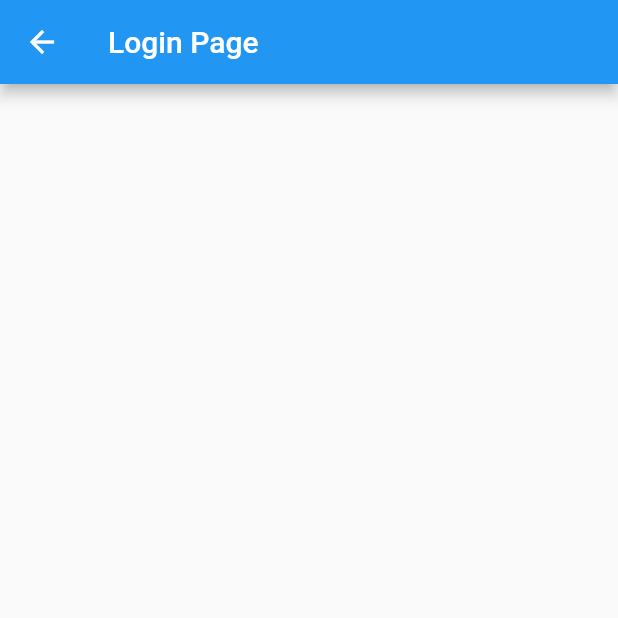
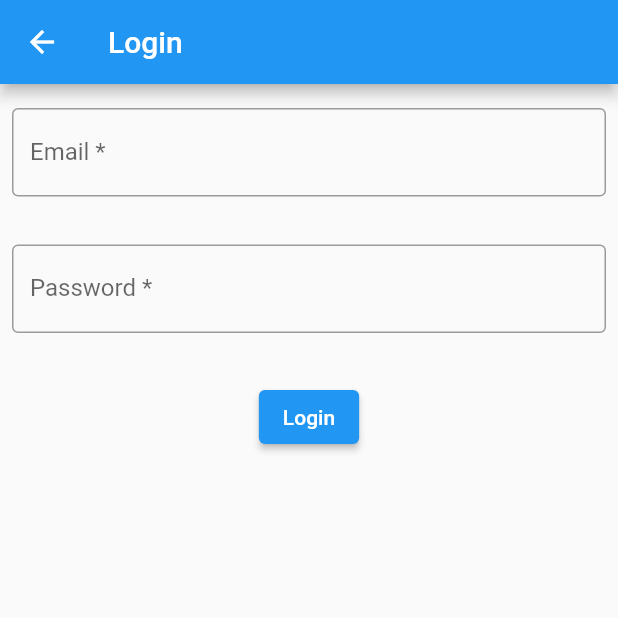
Before and after one commit to bragamat/fiap_3aoj_flutter, a Flutter app: the LoginPage screen opened by its route, on a phone screen of 412 x 824 dp, the top half of it. Run offline on Flutter 3.47's test engine with Material 2 defaults, Android fonts, the phone set to English and light mode, and no system bars.

Commit message:
feat: added login page 🛂

```diff
--- a/lib/main.dart
+++ b/lib/main.dart
@@ -16,6 +16,7 @@ class BetterWorkoutApp extends StatelessWidget {
   Widget build(BuildContext context) {
     return MaterialApp(
       title: 'Better Workout',
+      initialRoute: LoginPage.routeName,
       routes: {
         HomePage.routeName: (_) => const HomePage(),
         LoginPage.routeName: (_) => const LoginPage(),
--- a/lib/screens/home.dart
+++ b/lib/screens/home.dart
@@ -2,7 +2,7 @@ import 'package:better_workout/screens/workouts.dart';
 import 'package:flutter/material.dart';
 
 class HomePage extends StatelessWidget {
-  static const routeName = "/";
+  static const routeName = "HomePage";
   const HomePage({super.key});
 
   @override
--- a/lib/screens/login.dart
+++ b/lib/screens/login.dart
@@ -1,12 +1,63 @@
+import 'package:better_workout/screens/home.dart';
 import 'package:flutter/material.dart';
 
-class LoginPage extends StatelessWidget {
+class LoginPage extends StatefulWidget {
   static const routeName = "LoginPage";
-
   const LoginPage({super.key});
 
   @override
+  State<LoginPage> createState() => _LoginPageState();
+}
+
+class _LoginPageState extends State<LoginPage> {
+  final _formKey = GlobalKey<FormState>();
+  bool isObscure = true;
+
+  @override
   Widget build(BuildContext context) {
-    return Scaffold(appBar: AppBar(title: const Text('Login Page')));
+    return Scaffold(
+      appBar: AppBar(
+        title: const Text('Login'),
+      ),
+      body: Form(
+        key: _formKey,
+        child: Column(
+          children: [
+            const Padding(
+              padding: EdgeInsets.symmetric(horizontal: 8, vertical: 16),
+              child: TextField(
+                decoration: InputDecoration(
+                    border: OutlineInputBorder(),
+                    labelText: 'Email *',
+                    hintText: "Enter your email"),
+              ),
+            ),
+            const Padding(
+              padding: EdgeInsets.symmetric(horizontal: 8, vertical: 16),
+              child: TextField(
+                decoration: InputDecoration(
+                    border: OutlineInputBorder(),
+                    labelText: 'Password *',
+                    hintText: "Enter your password"),
+              ),
+            ),
+            Padding(
+              padding: const EdgeInsets.symmetric(horizontal: 8, vertical: 16),
+              child: ElevatedButton(
+                onPressed: () {
+                  Navigator.of(context).pop(
+                    MaterialPageRoute(
+                      settings: const RouteSettings(name: 'HomePage'),
+                      builder: (context) => const HomePage(),
+                    ),
+                  );
+                },
+                child: const Text('Login'),
+              ),
+            ),
+          ],
+        ),
+      ),
+    );
   }
 }
```
